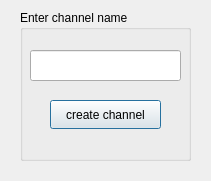
Above: createchannelname.ui from sanazshokrzadeh/Messanger_throw_10 before the change. Below: the same form after it.
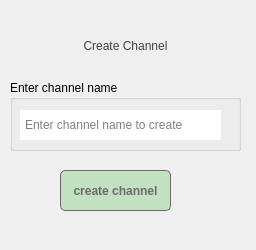
That is the form after the change.

The edit to the form file:
```diff
--- a/createchannelname.ui
+++ b/createchannelname.ui
@@ -6,20 +6,43 @@
    <rect>
     <x>0</x>
     <y>0</y>
-    <width>211</width>
-    <height>181</height>
+    <width>256</width>
+    <height>250</height>
    </rect>
   </property>
   <property name="windowTitle">
    <string>Create Channel</string>
   </property>
-  <widget class="QGroupBox" name="groupBox">
+  <widget class="QLabel" name="label_3">
    <property name="geometry">
     <rect>
-     <x>20</x>
-     <y>10</y>
-     <width>171</width>
-     <height>151</height>
+     <x>10</x>
+     <y>20</y>
+     <width>231</width>
+     <height>51</height>
+    </rect>
+   </property>
+   <property name="styleSheet">
+    <string notr="true">QWidget
+{
+	color: rgb(64, 64, 64);
+  	font: 900 14pt &quot;Exo 2&quot;;
+}</string>
+   </property>
+   <property name="text">
+    <string>Create Channel</string>
+   </property>
+   <property name="alignment">
+    <set>Qt::AlignCenter</set>
+   </property>
+  </widget>
+  <widget class="QGroupBox" name="groupBox_2">
+   <property name="geometry">
+    <rect>
+     <x>10</x>
+     <y>80</y>
+     <width>231</width>
+     <height>71</height>
     </rect>
    </property>
    <property name="title">
@@ -29,26 +52,48 @@
     <property name="geometry">
      <rect>
       <x>10</x>
-      <y>40</y>
-      <width>151</width>
-      <height>31</height>
+      <y>30</y>
+      <width>201</width>
+      <height>30</height>
      </rect>
     </property>
-   </widget>
-   <widget class="QPushButton" name="pushButton_createchannel_on_createchannelname">
-    <property name="geometry">
-     <rect>
-      <x>30</x>
-      <y>90</y>
-      <width>111</width>
-      <height>29</height>
-     </rect>
+    <property name="styleSheet">
+     <string notr="true">padding-left:3px;</string>
     </property>
-    <property name="text">
-     <string>create channel</string>
+    <property name="frame">
+     <bool>false</bool>
     </property>
+    <property name="placeholderText">
+     <string>Enter channel name to create</string>
+    </property>
    </widget>
   </widget>
+  <widget class="QPushButton" name="pushButton_createchannel_on_createchannelname">
+   <property name="geometry">
+    <rect>
+     <x>60</x>
+     <y>170</y>
+     <width>111</width>
+     <height>41</height>
+    </rect>
+   </property>
+   <property name="styleSheet">
+    <string notr="true">QPushButton
+{
+		background-color:rgb(193, 225, 193);
+	color: rgb(106, 106, 106);
+	font-weight: bold;
+	border-style: solid;
+	border-width: 1px;
+	border-radius: 5px;
+	padding: 10px;
+	font: 700 9pt &quot;Exo 2&quot;;
+}</string>
+   </property>
+   <property name="text">
+    <string>create channel</string>
+   </property>
+  </widget>
  </widget>
  <resources/>
  <connections/>
```
